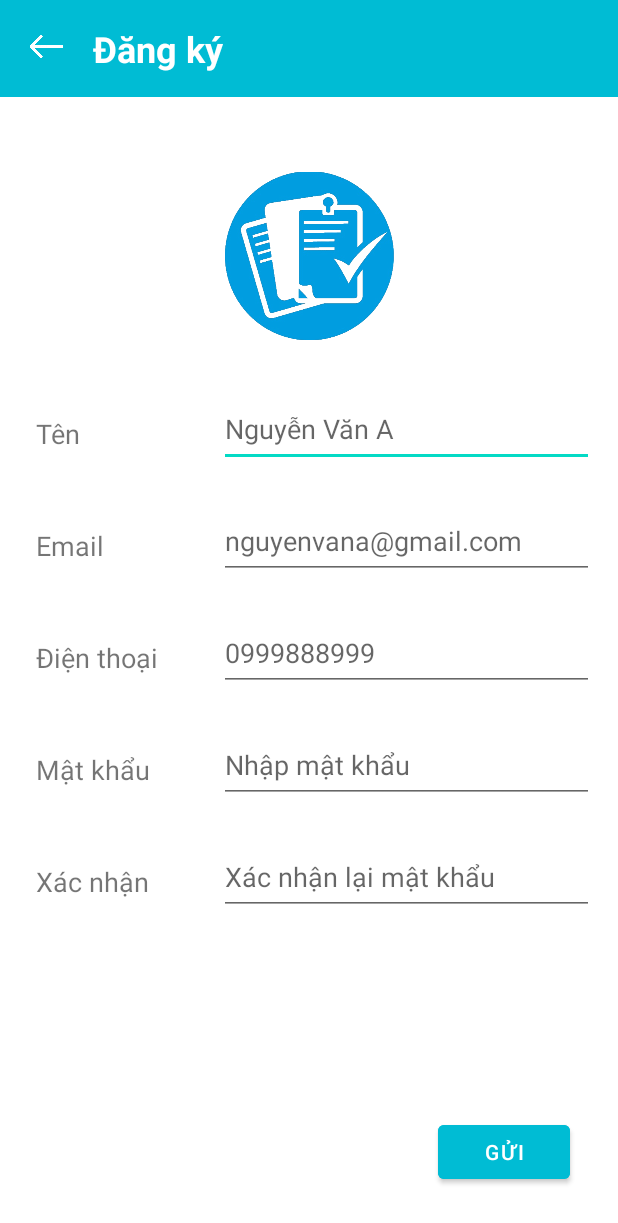
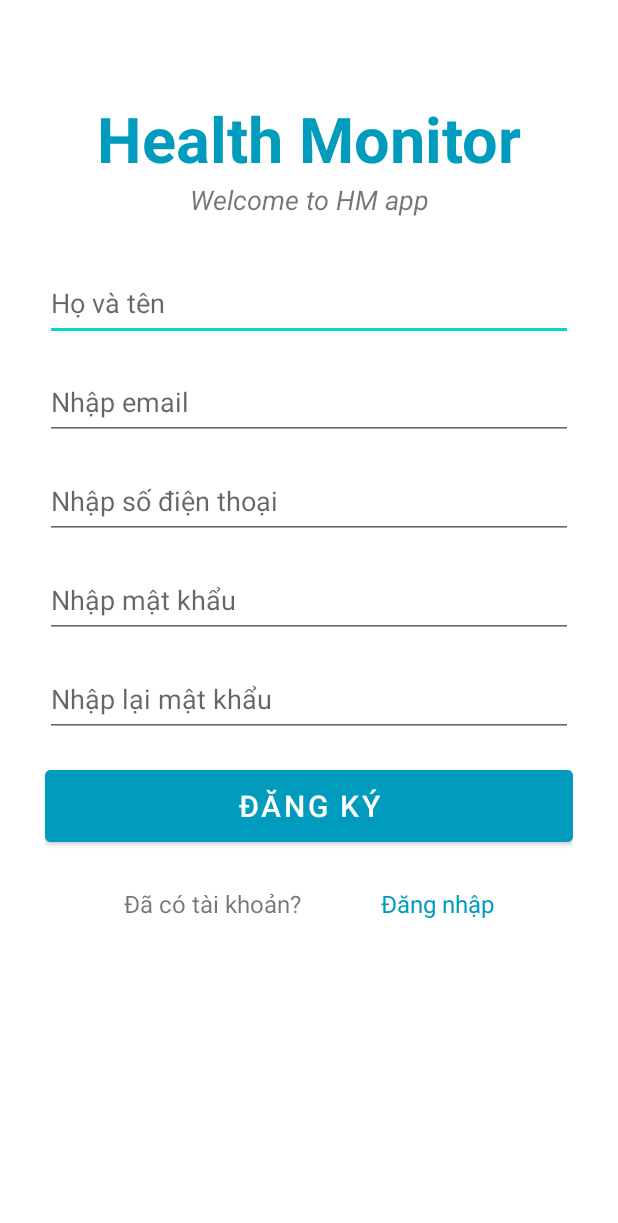
Before and after one commit to nguyennhung1529/HealthMonitoringSystem, an Android app: the RegisterActivity screen opened directly, with no data from a screen before it, on a phone screen of 412 x 824 dp. Shown: the top 1223 px of the screen. Run offline under Robolectric (Android 15) with nearby library versions, the phone set to English and light mode, and no system bars.

Commit message:
Chinh sua giao dien Register

```diff
--- a/app/src/main/res/layout/activity_login.xml
+++ b/app/src/main/res/layout/activity_login.xml
@@ -8,7 +8,7 @@
     tools:context=".LoginActivity">
 
     <TextView
-        android:id="@+id/bannerLogin"
+        android:id="@+id/banner"
         android:layout_width="wrap_content"
         android:layout_height="wrap_content"
         android:layout_marginTop="96dp"
@@ -22,7 +22,7 @@
         app:layout_constraintTop_toTopOf="parent" />
 
     <TextView
-        android:id="@+id/bannerLoginDesc"
+        android:id="@+id/bannerDescription"
         android:layout_width="wrap_content"
         android:layout_height="wrap_content"
         android:text="Welcome to HM app"
@@ -31,7 +31,7 @@
         android:textAlignment="center"
         app:layout_constraintEnd_toEndOf="parent"
         app:layout_constraintStart_toStartOf="parent"
-        app:layout_constraintTop_toBottomOf="@+id/bannerLogin" />
+        app:layout_constraintTop_toBottomOf="@+id/banner" />
 
     <EditText
         android:id="@+id/edtUsername"
@@ -43,7 +43,7 @@
         android:inputType="textPersonName"
         app:layout_constraintEnd_toEndOf="parent"
         app:layout_constraintStart_toStartOf="parent"
-        app:layout_constraintTop_toBottomOf="@+id/bannerLoginDesc" />
+        app:layout_constraintTop_toBottomOf="@+id/bannerDescription" />
 
     <EditText
         android:id="@+id/edtPassword"
@@ -51,7 +51,6 @@
         android:layout_height="50dp"
         android:layout_marginTop="32dp"
         android:autofillHints="enter password"
-        android:ems="10"
         android:hint="@string/hint_password"
         android:inputType="textPassword"
         app:layout_constraintEnd_toEndOf="parent"
@@ -87,7 +86,6 @@
         android:layout_width="wrap_content"
         android:layout_height="wrap_content"
         android:layout_marginEnd="16dp"
-        android:gravity="end"
         android:text="@string/tv_dangki"
         android:textSize="16sp"
         android:textColor="@color/dark_blue"
--- a/app/src/main/res/layout/activity_register.xml
+++ b/app/src/main/res/layout/activity_register.xml
@@ -4,204 +4,130 @@
     xmlns:tools="http://schemas.android.com/tools"
     android:layout_width="match_parent"
     android:layout_height="match_parent"
+    android:paddingHorizontal="30dp"
     tools:context=".RegisterActivity">
 
-    <LinearLayout
-        android:id="@+id/layout_article_heading"
-        android:layout_width="match_parent"
+    <TextView
+        android:id="@+id/banner"
+        android:layout_width="wrap_content"
         android:layout_height="wrap_content"
-        android:background="?attr/colorPrimary"
-        android:gravity="center_horizontal"
-        android:orientation="horizontal"
-        android:paddingHorizontal="16dp"
-        android:paddingVertical="16dp"
+        android:layout_marginTop="64dp"
+        android:text="@string/dang_nhap"
+        android:textAlignment="center"
+        android:textColor="@color/dark_blue"
+        android:textSize="42dp"
+        android:textStyle="bold"
         app:layout_constraintEnd_toEndOf="parent"
         app:layout_constraintStart_toStartOf="parent"
-        app:layout_constraintTop_toTopOf="parent">
+        app:layout_constraintTop_toTopOf="parent" />
 
-        <LinearLayout
-            android:layout_width="30dp"
-            android:layout_height="30dp"
-            android:orientation="vertical">
-
-            <ImageView
-                android:id="@+id/iv_back"
-                android:layout_width="wrap_content"
-                android:layout_height="wrap_content"
-                android:contentDescription="@string/desc"
-                app:srcCompat="@drawable/img_back_white" />
-        </LinearLayout>
-
-        <TextView
-            android:id="@+id/article_heading"
-            android:layout_width="match_parent"
-            android:layout_height="wrap_content"
-            android:layout_marginStart="16dp"
-            android:text="@string/article_heading_register"
-            android:textAppearance="@style/TextAppearance.AppCompat.Large"
-            android:textColor="@android:color/white"
-            android:textSize="@dimen/fontsize_article_heading"
-            android:textStyle="bold" />
-
-    </LinearLayout>
-
-    <ImageView
-        android:id="@+id/iv_register"
-        android:layout_width="120dp"
-        android:layout_height="120dp"
-        android:layout_marginTop="46dp"
-        android:contentDescription="@string/desc"
+    <TextView
+        android:id="@+id/bannerDescription"
+        android:layout_width="wrap_content"
+        android:layout_height="wrap_content"
+        android:text="Welcome to HM app"
+        android:textAlignment="center"
+        android:textSize="18sp"
+        android:textStyle="italic"
         app:layout_constraintEnd_toEndOf="parent"
         app:layout_constraintStart_toStartOf="parent"
-        app:layout_constraintTop_toBottomOf="@+id/layout_article_heading"
-        app:srcCompat="@drawable/img_register" />
+        app:layout_constraintTop_toBottomOf="@+id/banner" />
+
+    <EditText
+        android:id="@+id/edtName"
+        android:layout_width="match_parent"
+        android:layout_height="50dp"
+        android:layout_marginTop="32dp"
+        android:autofillHints="enter name"
+        android:hint="Họ và tên"
+        android:inputType="textPersonName"
+        android:textSize="@dimen/fontsize_content_normal"
+        app:layout_constraintEnd_toEndOf="parent"
+        app:layout_constraintTop_toBottomOf="@+id/bannerDescription" />
+
+    <EditText
+        android:id="@+id/edtEmail"
+        android:layout_width="match_parent"
+        android:layout_height="50dp"
+        android:layout_marginTop="16dp"
+        android:autofillHints="enter email"
+        android:hint="Nhập email"
+        android:inputType="textEmailAddress"
+        android:textSize="@dimen/fontsize_content_normal"
+        app:layout_constraintEnd_toEndOf="parent"
+        app:layout_constraintTop_toBottomOf="@+id/edtName" />
+
+    <EditText
+        android:id="@+id/edtPhone"
+        android:layout_width="match_parent"
+        android:layout_height="50sp"
+        android:layout_marginTop="16dp"
+        android:autofillHints="enter phone"
+        android:hint="Nhập số điện thoại"
+        android:inputType="phone"
+        android:textSize="@dimen/fontsize_content_normal"
+        app:layout_constraintEnd_toEndOf="parent"
+        app:layout_constraintTop_toBottomOf="@+id/edtEmail" />
+
+    <EditText
+        android:id="@+id/edtPassword"
+        android:layout_width="match_parent"
+        android:layout_height="50sp"
+        android:layout_marginTop="16dp"
+        android:autofillHints="enter password"
+        android:hint="Nhập mật khẩu"
+        android:inputType="textPassword"
+        android:textSize="@dimen/fontsize_content_normal"
+        app:layout_constraintEnd_toEndOf="parent"
+        app:layout_constraintTop_toBottomOf="@+id/edtPhone" />
+
+    <EditText
+        android:id="@+id/edtConfirmPassword"
+        android:layout_width="match_parent"
+        android:layout_height="50sp"
+        android:layout_marginTop="16dp"
+        android:autofillHints="enter password confirm"
+        android:hint="Nhập lại mật khẩu"
+        android:inputType="textPassword"
+        android:textSize="@dimen/fontsize_content_normal"
+        app:layout_constraintEnd_toEndOf="parent"
+        app:layout_constraintTop_toBottomOf="@+id/edtPassword" />
+
+    <Button
+        android:id="@+id/btnRegister"
+        android:layout_width="match_parent"
+        android:layout_height="60dp"
+        android:layout_marginTop="16dp"
+        android:backgroundTint="@color/dark_blue"
+        android:text="Đăng ký"
+        android:textSize="20sp"
+        app:layout_constraintEnd_toEndOf="parent"
+        app:layout_constraintStart_toStartOf="parent"
+        app:layout_constraintTop_toBottomOf="@+id/edtConfirmPassword" />
 
     <TextView
-        android:id="@+id/lbl_name"
+        android:id="@+id/tvQuestion"
         android:layout_width="wrap_content"
         android:layout_height="wrap_content"
-        android:layout_marginStart="24dp"
-        android:layout_marginTop="46dp"
-        android:text="@string/ten"
-        android:textSize="@dimen/fontsize_content_normal"
-        android:textStyle="normal"
+        android:layout_marginTop="24dp"
+        android:text="Đã có tài khoản?"
+        android:textSize="16sp"
+        app:layout_constraintEnd_toStartOf="@+id/tvLogin"
+        app:layout_constraintHorizontal_bias="0.5"
         app:layout_constraintStart_toStartOf="parent"
-        app:layout_constraintTop_toBottomOf="@+id/iv_register" />
-
-    <EditText
-        android:id="@+id/content_name"
-        android:layout_width="250dp"
-        android:layout_height="50dp"
-        android:layout_marginEnd="16dp"
-        android:layout_marginBottom="-10dp"
-        android:ems="10"
-        android:autofillHints="enter name"
-        android:hint="@string/hint_name"
-        android:inputType="textPersonName"
-        android:labelFor="@+id/lbl_name"
-        android:textSize="@dimen/fontsize_content_normal"
-        app:layout_constraintBottom_toBottomOf="@+id/lbl_name"
-        app:layout_constraintEnd_toEndOf="parent" />
+        app:layout_constraintTop_toBottomOf="@+id/btnRegister" />
 
     <TextView
-        android:id="@+id/lbl_email"
+        android:id="@+id/tvLogin"
         android:layout_width="wrap_content"
         android:layout_height="wrap_content"
-        android:layout_marginStart="24dp"
-        android:layout_marginTop="50dp"
-        android:text="@string/email"
-        android:textSize="@dimen/fontsize_content_normal"
-        android:textStyle="normal"
-        app:layout_constraintStart_toStartOf="parent"
-        app:layout_constraintTop_toBottomOf="@+id/lbl_name" />
-
-    <EditText
-        android:id="@+id/content_email"
-        android:layout_width="250dp"
-        android:layout_height="50dp"
-        android:layout_marginEnd="16dp"
-        android:layout_marginBottom="-10dp"
-        android:ems="10"
-        android:autofillHints="enter email"
-        android:hint="@string/hint_email"
-        android:inputType="textEmailAddress"
-        android:labelFor="@+id/content_email"
-        android:textSize="@dimen/fontsize_content_normal"
-        app:layout_constraintBottom_toBottomOf="@+id/lbl_email"
-        app:layout_constraintEnd_toEndOf="parent" />
-
-    <TextView
-        android:id="@+id/lbl_phone"
-        android:layout_width="wrap_content"
-        android:layout_height="wrap_content"
-        android:layout_marginStart="24dp"
-        android:layout_marginTop="50dp"
-        android:text="@string/dien_thoai"
-        android:textSize="@dimen/fontsize_content_normal"
-        android:textStyle="normal"
-        app:layout_constraintStart_toStartOf="parent"
-        app:layout_constraintTop_toBottomOf="@+id/lbl_email" />
-
-    <EditText
-        android:id="@+id/content_phone"
-        android:layout_width="250sp"
-        android:layout_height="50sp"
-        android:layout_marginEnd="16dp"
-        android:layout_marginBottom="-10dp"
-        android:ems="10"
-        android:autofillHints="enter phone"
-        android:hint="@string/hint_phone"
-        android:textSize="@dimen/fontsize_content_normal"
-        android:inputType="phone"
-        android:labelFor="@+id/content_phone"
-        app:layout_constraintBottom_toBottomOf="@+id/lbl_phone"
-        app:layout_constraintEnd_toEndOf="parent" />
-
-    <TextView
-        android:id="@+id/lbl_password"
-        android:layout_width="wrap_content"
-        android:layout_height="wrap_content"
-        android:layout_marginStart="24dp"
-        android:layout_marginTop="50dp"
-        android:text="@string/lbl_password"
-        android:textStyle="normal"
-        android:textSize="@dimen/fontsize_content_normal"
-        app:layout_constraintStart_toStartOf="parent"
-        app:layout_constraintTop_toBottomOf="@+id/lbl_phone" />
-
-    <EditText
-        android:id="@+id/content_password"
-        android:layout_width="250sp"
-        android:layout_height="50sp"
-        android:layout_marginEnd="16dp"
-        android:layout_marginBottom="-10dp"
-        android:ems="10"
-        android:autofillHints="enter password"
-        android:hint="@string/hint_password"
-        android:inputType="textPassword"
-        android:labelFor="@+id/content_password"
-        android:textSize="@dimen/fontsize_content_normal"
-        app:layout_constraintBottom_toBottomOf="@+id/lbl_password"
-        app:layout_constraintEnd_toEndOf="parent" />
-
-    <TextView
-        android:id="@+id/lbl_confirmPassword"
-        android:layout_width="wrap_content"
-        android:layout_height="wrap_content"
-        android:layout_marginStart="24dp"
-        android:layout_marginTop="50dp"
-        android:text="@string/lbl_confirmPassw"
-        android:textStyle="normal"
-        android:textSize="@dimen/fontsize_content_normal"
-        app:layout_constraintStart_toStartOf="parent"
-        app:layout_constraintTop_toBottomOf="@+id/lbl_password" />
-
-    <EditText
-        android:id="@+id/content_confirmPassword"
-        android:layout_width="250sp"
-        android:layout_height="50sp"
-        android:layout_marginEnd="16dp"
-        android:layout_marginBottom="-10dp"
-        android:ems="10"
-        android:autofillHints="enter password confirm"
-        android:hint="@string/hint_confirm_password"
-        android:inputType="textPassword"
-        android:labelFor="@+id/content_confirmPassword"
-        android:textSize="@dimen/fontsize_content_normal"
-        app:layout_constraintBottom_toBottomOf="@+id/lbl_confirmPassword"
-        app:layout_constraintEnd_toEndOf="parent" />
-
-    <Button
-        android:id="@+id/btn_register"
-        android:layout_width="wrap_content"
-        android:layout_height="wrap_content"
-        android:layout_marginEnd="32dp"
-        android:layout_marginBottom="32dp"
-        android:backgroundTint="?attr/colorPrimary"
-        android:text="@string/gui"
-        android:onClick="confirmRegister"
-        app:layout_constraintBottom_toBottomOf="parent"
-        app:layout_constraintEnd_toEndOf="parent" />
+        android:text="Đăng nhập"
+        android:textColor="@color/dark_blue"
+        android:textSize="16sp"
+        app:layout_constraintBottom_toBottomOf="@+id/tvQuestion"
+        app:layout_constraintEnd_toEndOf="parent"
+        app:layout_constraintHorizontal_bias="0.5"
+        app:layout_constraintStart_toEndOf="@+id/tvQuestion" />
 
 
 </androidx.constraintlayout.widget.ConstraintLayout>
```
